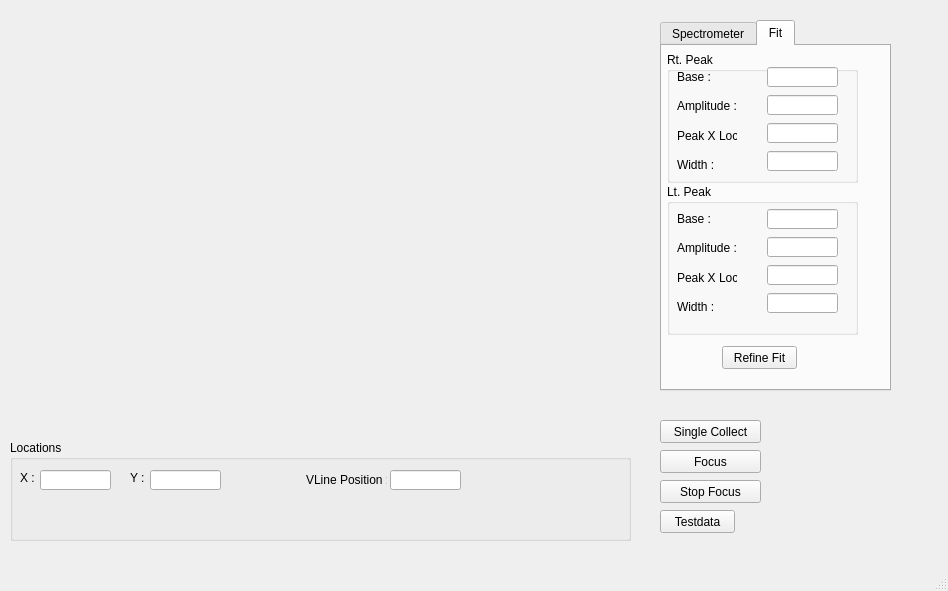
Qt form mainwindow.ui (hgarbeil/OOSpec) before a commit.
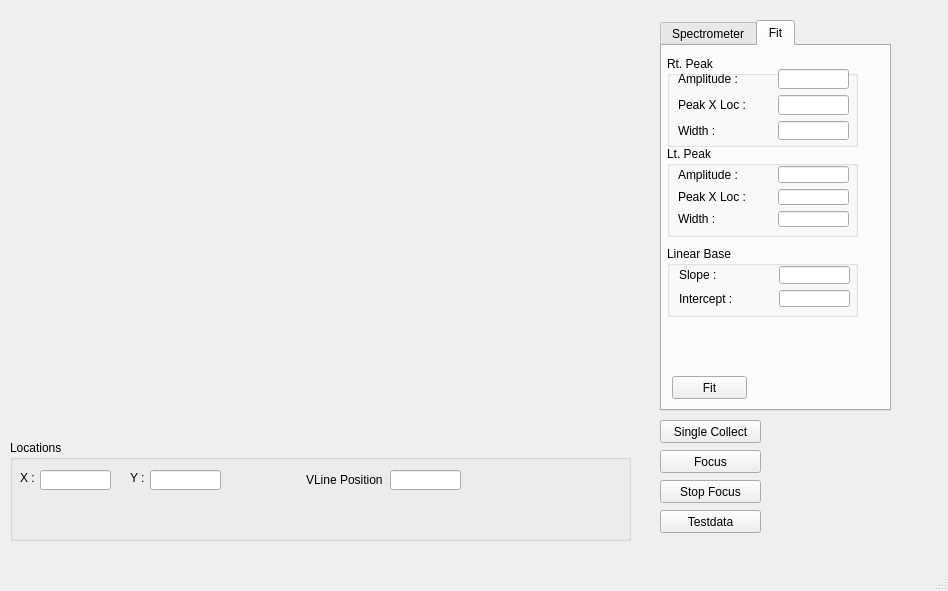
The same form after that commit. Custom widgets are drawn as their Qt base class.

Diff of the .ui file:
```diff
--- a/mainwindow.ui
+++ b/mainwindow.ui
@@ -69,7 +69,7 @@
       <x>660</x>
       <y>20</y>
       <width>231</width>
-      <height>371</height>
+      <height>391</height>
      </rect>
     </property>
     <property name="currentIndex">
@@ -256,9 +256,9 @@
       <property name="geometry">
        <rect>
         <x>5</x>
-        <y>6</y>
+        <y>10</y>
         <width>191</width>
-        <height>131</height>
+        <height>91</height>
        </rect>
       </property>
       <property name="title">
@@ -267,64 +267,21 @@
       <widget class="QWidget" name="">
        <property name="geometry">
         <rect>
-         <x>10</x>
+         <x>11</x>
          <y>13</y>
-         <width>60</width>
-         <height>111</height>
+         <width>171</width>
+         <height>71</height>
         </rect>
        </property>
-       <layout class="QVBoxLayout" name="verticalLayout">
-        <item>
-         <widget class="QLabel" name="label_5">
-          <property name="text">
-           <string>Base :</string>
-          </property>
-         </widget>
-        </item>
-        <item>
+       <layout class="QGridLayout" name="gridLayout">
+        <item row="0" column="0">
          <widget class="QLabel" name="label_6">
           <property name="text">
            <string>Amplitude :</string>
           </property>
          </widget>
         </item>
-        <item>
-         <widget class="QLabel" name="label_7">
-          <property name="text">
-           <string>Peak X Loc :</string>
-          </property>
-         </widget>
-        </item>
-        <item>
-         <widget class="QLabel" name="label_8">
-          <property name="text">
-           <string>Width :</string>
-          </property>
-         </widget>
-        </item>
-       </layout>
-      </widget>
-      <widget class="QWidget" name="">
-       <property name="geometry">
-        <rect>
-         <x>100</x>
-         <y>13</y>
-         <width>73</width>
-         <height>111</height>
-        </rect>
-       </property>
-       <layout class="QVBoxLayout" name="verticalLayout_2">
-        <item>
-         <widget class="QLineEdit" name="base0LE">
-          <property name="maximumSize">
-           <size>
-            <width>71</width>
-            <height>20</height>
-           </size>
-          </property>
-         </widget>
-        </item>
-        <item>
+        <item row="0" column="1">
          <widget class="QLineEdit" name="amp0LE">
           <property name="maximumSize">
            <size>
@@ -334,7 +291,14 @@
           </property>
          </widget>
         </item>
-        <item>
+        <item row="1" column="0">
+         <widget class="QLabel" name="label_7">
+          <property name="text">
+           <string>Peak X Loc :</string>
+          </property>
+         </widget>
+        </item>
+        <item row="1" column="1">
          <widget class="QLineEdit" name="peak0LE">
           <property name="maximumSize">
            <size>
@@ -344,7 +308,14 @@
           </property>
          </widget>
         </item>
-        <item>
+        <item row="2" column="0">
+         <widget class="QLabel" name="label_8">
+          <property name="text">
+           <string>Width :</string>
+          </property>
+         </widget>
+        </item>
+        <item row="2" column="1">
          <widget class="QLineEdit" name="width0LE">
           <property name="maximumSize">
            <size>
@@ -361,75 +332,32 @@
       <property name="geometry">
        <rect>
         <x>5</x>
-        <y>138</y>
+        <y>100</y>
         <width>191</width>
-        <height>151</height>
+        <height>91</height>
        </rect>
       </property>
       <property name="title">
        <string>Lt. Peak</string>
       </property>
-      <widget class="QWidget" name="layoutWidget">
+      <widget class="QWidget" name="">
        <property name="geometry">
         <rect>
-         <x>10</x>
-         <y>23</y>
-         <width>60</width>
-         <height>111</height>
+         <x>11</x>
+         <y>20</y>
+         <width>171</width>
+         <height>61</height>
         </rect>
        </property>
-       <layout class="QVBoxLayout" name="verticalLayout_3">
-        <item>
-         <widget class="QLabel" name="label_9">
-          <property name="text">
-           <string>Base :</string>
-          </property>
-         </widget>
-        </item>
-        <item>
+       <layout class="QGridLayout" name="gridLayout_2">
+        <item row="0" column="0">
          <widget class="QLabel" name="label_10">
           <property name="text">
            <string>Amplitude :</string>
           </property>
          </widget>
         </item>
-        <item>
-         <widget class="QLabel" name="label_11">
-          <property name="text">
-           <string>Peak X Loc :</string>
-          </property>
-         </widget>
-        </item>
-        <item>
-         <widget class="QLabel" name="label_12">
-          <property name="text">
-           <string>Width :</string>
-          </property>
-         </widget>
-        </item>
-       </layout>
-      </widget>
-      <widget class="QWidget" name="layoutWidget_2">
-       <property name="geometry">
-        <rect>
-         <x>100</x>
-         <y>23</y>
-         <width>73</width>
-         <height>111</height>
-        </rect>
-       </property>
-       <layout class="QVBoxLayout" name="verticalLayout_4">
-        <item>
-         <widget class="QLineEdit" name="base1LE">
-          <property name="maximumSize">
-           <size>
-            <width>71</width>
-            <height>20</height>
-           </size>
-          </property>
-         </widget>
-        </item>
-        <item>
+        <item row="0" column="1">
          <widget class="QLineEdit" name="amp1LE">
           <property name="maximumSize">
            <size>
@@ -439,7 +367,14 @@
           </property>
          </widget>
         </item>
-        <item>
+        <item row="1" column="0">
+         <widget class="QLabel" name="label_11">
+          <property name="text">
+           <string>Peak X Loc :</string>
+          </property>
+         </widget>
+        </item>
+        <item row="1" column="1">
          <widget class="QLineEdit" name="peak1LE">
           <property name="maximumSize">
            <size>
@@ -449,7 +384,14 @@
           </property>
          </widget>
         </item>
-        <item>
+        <item row="2" column="0">
+         <widget class="QLabel" name="label_12">
+          <property name="text">
+           <string>Width :</string>
+          </property>
+         </widget>
+        </item>
+        <item row="2" column="1">
          <widget class="QLineEdit" name="width1LE">
           <property name="maximumSize">
            <size>
@@ -465,16 +407,75 @@
      <widget class="QPushButton" name="pushButton">
       <property name="geometry">
        <rect>
-        <x>60</x>
-        <y>300</y>
+        <x>10</x>
+        <y>330</y>
         <width>75</width>
         <height>23</height>
        </rect>
       </property>
       <property name="text">
-       <string>Refine Fit</string>
+       <string>Fit</string>
       </property>
      </widget>
+     <widget class="QGroupBox" name="groupBox_7">
+      <property name="geometry">
+       <rect>
+        <x>5</x>
+        <y>200</y>
+        <width>191</width>
+        <height>71</height>
+       </rect>
+      </property>
+      <property name="title">
+       <string>Linear Base</string>
+      </property>
+      <widget class="QWidget" name="">
+       <property name="geometry">
+        <rect>
+         <x>12</x>
+         <y>20</y>
+         <width>171</width>
+         <height>41</height>
+        </rect>
+       </property>
+       <layout class="QGridLayout" name="gridLayout_3">
+        <item row="0" column="0">
+         <widget class="QLabel" name="label_5">
+          <property name="text">
+           <string>Slope :</string>
+          </property>
+         </widget>
+        </item>
+        <item row="0" column="1">
+         <widget class="QLineEdit" name="lineEdit">
+          <property name="maximumSize">
+           <size>
+            <width>71</width>
+            <height>20</height>
+           </size>
+          </property>
+         </widget>
+        </item>
+        <item row="1" column="0">
+         <widget class="QLabel" name="label_9">
+          <property name="text">
+           <string>Intercept :</string>
+          </property>
+         </widget>
+        </item>
+        <item row="1" column="1">
+         <widget class="QLineEdit" name="lineEdit_2">
+          <property name="maximumSize">
+           <size>
+            <width>71</width>
+            <height>16777215</height>
+           </size>
+          </property>
+         </widget>
+        </item>
+       </layout>
+      </widget>
+     </widget>
     </widget>
    </widget>
    <widget class="QGroupBox" name="groupBox_3">
@@ -564,7 +565,7 @@
      <rect>
       <x>660</x>
       <y>510</y>
-      <width>75</width>
+      <width>101</width>
       <height>23</height>
      </rect>
     </property>
```
Left out of the diff: 13 changed lines with no effect on the pictures.
